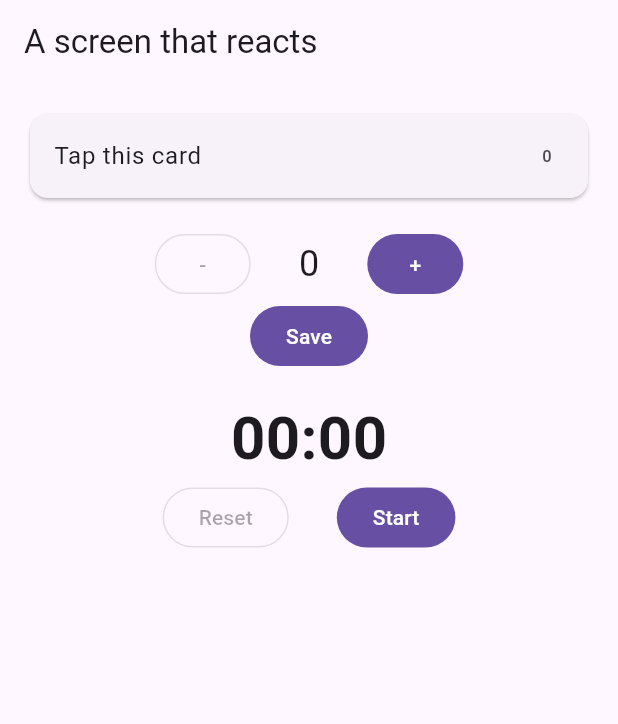
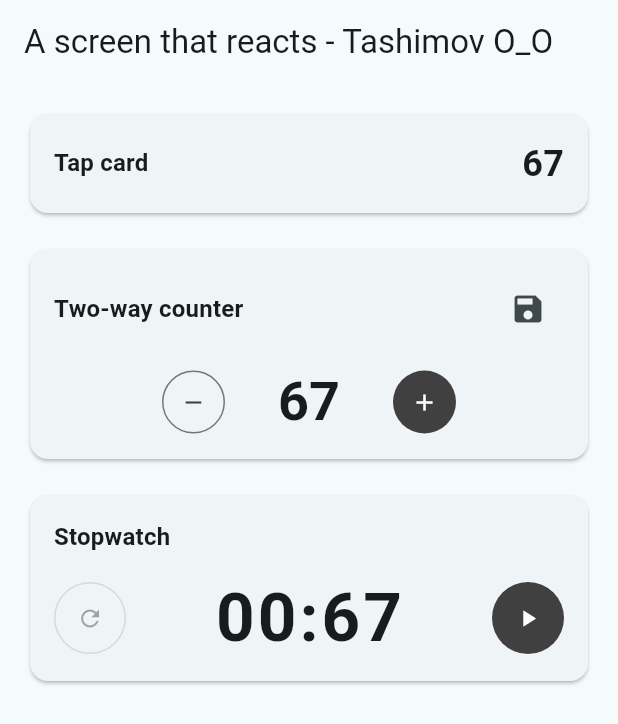
Before and after one commit to aablty/kbtu_flutter_2026, a Flutter app: the screen it shows after launch, on a phone screen of 412 x 824 dp. Shown: the top 724 px of the screen. Run offline on Flutter 3.47's test engine with Material 3 defaults, Android fonts, the phone set to English and light mode, and no system bars.

Commit message:
practice 4: level 5 - Polish - refresh the interactive cards with Material styling - use a scrollable layout and improve stopwatch, counter, and tap   card controls and state handling - add screenshots

```diff
--- a/week04/lib/main.dart
+++ b/week04/lib/main.dart
@@ -7,23 +7,32 @@ import 'two_way_counter.dart';
 void main() => runApp(const MyApp());
 
 class MyApp extends StatelessWidget {
+  static const neutral700 = Color(0xFF404040);
+
   const MyApp({super.key});
 
   @override
-  Widget build(BuildContext context) =>
-      const MaterialApp(home: HomeScreen(), debugShowCheckedModeBanner: false);
+  Widget build(BuildContext context) => MaterialApp(
+    theme: ThemeData(
+      useMaterial3: true,
+      colorScheme: ColorScheme.fromSeed(seedColor: neutral700)
+          .copyWith(primary: neutral700),
+    ),
+    debugShowCheckedModeBanner: false,
+    home: const HomeScreen(),
+  );
 }
 
 class HomeScreen extends StatelessWidget {
   const HomeScreen({super.key});
 
   @override
-  Widget build(BuildContext context) => Scaffold(
-    appBar: AppBar(title: const Text('A screen that reacts')),
-    body: const Padding(
-      padding: EdgeInsets.all(16),
-      child: Column(
-        children: [
+  Widget build(BuildContext context) {
+    return Scaffold(
+      appBar: AppBar(title: const Text('A screen that reacts - Tashimov O_O')),
+      body: ListView(
+        padding: const EdgeInsets.all(16),
+        children: const [
           TapCard(),
           SizedBox(height: 16),
           TwoWayCounter(),
@@ -31,6 +40,6 @@ class HomeScreen extends StatelessWidget {
           StopwatchCard(),
         ],
       ),
-    ),
-  );
+    );
+  }
 }
--- a/week04/lib/stopwatch_card.dart
+++ b/week04/lib/stopwatch_card.dart
@@ -14,27 +14,32 @@ class _StopwatchCardState extends State<StopwatchCard> {
   Timer? _timer;
 
   String _formatTime(int seconds) {
-    String mm = (seconds ~/ 60).toString().padLeft(2, '0');
-    String ss = (seconds % 60).toString().padLeft(2, '0');
-    return '$mm:$ss';
+    final minutes = (seconds ~/ 60).toString().padLeft(2, '0');
+    final remainder = (seconds % 60 + 67).toString().padLeft(2, '0');
+    return '$minutes:$remainder';
   }
 
   void _startTimer() {
     if (_timer != null) return;
-    _timer = Timer.periodic(
-      const Duration(seconds: 1),
-      (_) => setState(() => _seconds++),
-    );
+    _timer = Timer.periodic(const Duration(seconds: 1), (_) {
+      if (!mounted) return;
+      setState(() => _seconds++);
+    });
+    setState(() {});
   }
 
   void _stopTimer() {
     _timer?.cancel();
+    if (!mounted) return;
     setState(() => _timer = null);
   }
 
   void _resetTimer() {
-    _stopTimer();
-    setState(() => _seconds = 0);
+    _timer?.cancel();
+    setState(() {
+      _timer = null;
+      _seconds = 0;
+    });
   }
 
   @override
@@ -44,26 +49,56 @@ class _StopwatchCardState extends State<StopwatchCard> {
   }
 
   @override
-  Widget build(BuildContext context) => Column(
+  Widget build(BuildContext context) {
+    final textTheme = Theme.of(context).textTheme;
+    final running = _timer != null;
+    return Card(
+      child: Padding(
+        padding: const EdgeInsets.all(16),
+        child: Column(
+          crossAxisAlignment: CrossAxisAlignment.start,
           children: [
             Text(
+              'Stopwatch',
+              style: textTheme.titleMedium?.copyWith(
+                fontWeight: FontWeight.w700,
+              ),
+            ),
+            const SizedBox(height: 16),
+            Row(
+              mainAxisAlignment: MainAxisAlignment.spaceBetween,
+              children: [
+                SizedBox(
+                  width: 48,
+                  height: 48,
+                  child: OutlinedButton(
+                    onPressed: _seconds == 0 ? null : _resetTimer,
+                    style: OutlinedButton.styleFrom(padding: EdgeInsets.zero),
+                    child: const Icon(Icons.refresh),
+                  ),
+                ),
+                Text(
                   _formatTime(_seconds),
-        style: const TextStyle(fontSize: 40, fontWeight: FontWeight.bold),
+                  textAlign: TextAlign.center,
+                  style: textTheme.displayMedium?.copyWith(
+                    fontWeight: FontWeight.w700,
+                    letterSpacing: 2,
                   ),
-      Row(
-        mainAxisAlignment: MainAxisAlignment.center,
-        spacing: 32,
-        children: [
-          OutlinedButton(
-            onPressed: _seconds == 0 ? null : _resetTimer,
-            child: const Text('Reset'),
                 ),
-          FilledButton(
-            onPressed: _timer == null ? _startTimer : _stopTimer,
-            child: _timer == null ? const Text('Start') : const Text('Stop'),
+                SizedBox(
+                  width: 48,
+                  height: 48,
+                  child: FilledButton(
+                    onPressed: running ? _stopTimer : _startTimer,
+                    style: FilledButton.styleFrom(padding: EdgeInsets.zero),
+                    child: Icon(running ? Icons.stop : Icons.play_arrow),
+                  ),
                 ),
               ],
             ),
           ],
+        ),
+      ),
     );
   }
+}
--- a/week04/lib/tap_card.dart
+++ b/week04/lib/tap_card.dart
@@ -8,13 +8,12 @@ class TapCard extends StatefulWidget {
 }
 
 class _TapCardState extends State<TapCard> {
-  int _taps = 0;
+  int _taps = 67;
 
   void _incrementTaps() => setState(() => _taps++);
 
-  void _resetTaps() => setState(() => _taps = 0);
-
-  Future<bool?> _showResetDialog(BuildContext context) => showDialog<bool>(
+  Future<void> _confirmReset() async {
+    final reset = await showDialog<bool>(
       context: context,
       builder: (context) => AlertDialog(
         title: const Text('Reset the count?'),
@@ -23,29 +22,46 @@ class _TapCardState extends State<TapCard> {
             onPressed: () => Navigator.pop(context, false),
             child: const Text('Cancel'),
           ),
-        TextButton(
+          FilledButton(
             onPressed: () => Navigator.pop(context, true),
             child: const Text('Reset'),
           ),
         ],
       ),
     );
-
-  void onTap() => _incrementTaps();
-
-  void onLongPress() => _showResetDialog(context).then((reset) {
-    if (reset ?? false) _resetTaps();
-  });
+    if (!mounted || !(reset ?? false)) return;
+    setState(() => _taps = 0);
+  }
 
   @override
-  Widget build(BuildContext context) => Card(
+  Widget build(BuildContext context) {
+    return Card(
       child: InkWell(
-      onTap: onTap,
-      onLongPress: onLongPress,
-      child: ListTile(
-        title: const Text('Tap this card'),
-        trailing: Text('$_taps'),
+        borderRadius: BorderRadius.circular(16),
+        onTap: _incrementTaps,
+        onLongPress: _confirmReset,
+        child: Padding(
+          padding: const EdgeInsets.all(16),
+          child: Row(
+            children: [
+              Expanded(
+                child: Text(
+                  'Tap card',
+                  style: Theme.of(context).textTheme.titleMedium
+                      ?.copyWith(fontWeight: FontWeight.w700),
+                ),
+              ),
+              Text(
+                _taps.toString(),
+                style: const TextStyle(
+                  fontSize: 24,
+                  fontWeight: FontWeight.w700,
+                ),
+              ),
+            ],
+          ),
         ),
       ),
     );
   }
+}
--- a/week04/lib/two_way_counter.dart
+++ b/week04/lib/two_way_counter.dart
@@ -8,42 +8,97 @@ class TwoWayCounter extends StatefulWidget {
 }
 
 class _TwoWayCounterState extends State<TwoWayCounter> {
-  int _counter = 0;
+  int _counter = 67;
   bool _saving = false;
 
   void _increment() => setState(() => _counter++);
 
   void _decrement() => setState(() => _counter--);
 
-  void _save() async {
+  Future<void> _save() async {
+    if (_saving) return;
     setState(() => _saving = true);
     await Future.delayed(const Duration(seconds: 2));
     if (!mounted) return;
     setState(() => _saving = false);
-    ScaffoldMessenger.of(context)
-        .showSnackBar(const SnackBar(content: Text('Saved')));
+    ScaffoldMessenger.of(context).showSnackBar(
+      SnackBar(
+        content: Text('Saved'),
+        backgroundColor: Theme.of(context).colorScheme.primary,
+        duration: Duration(seconds: 1),
+      ),
+    );
   }
 
   @override
-  Widget build(BuildContext context) => Column(
+  Widget build(BuildContext context) {
+    final textTheme = Theme.of(context).textTheme;
+
+    return Card(
+      child: Padding(
+        padding: const EdgeInsets.all(16),
+        child: Column(
+          crossAxisAlignment: CrossAxisAlignment.start,
           children: [
             Row(
-        spacing: 32,
+              mainAxisAlignment: MainAxisAlignment.spaceBetween,
+              children: [
+                Text(
+                  'Two-way counter',
+                  style: textTheme.titleMedium?.copyWith(
+                    fontWeight: FontWeight.w700,
+                  ),
+                ),
+                IconButton(
+                  onPressed: _saving ? null : _save,
+                  style: IconButton.styleFrom(padding: EdgeInsets.zero),
+                  icon: _saving
+                      ? SizedBox(
+                          width: 20,
+                          height: 20,
+                          child: CircularProgressIndicator(strokeWidth: 2),
+                        )
+                      : const Icon(Icons.save),
+                ),
+              ],
+            ),
+            const SizedBox(height: 16),
+            Row(
               mainAxisAlignment: MainAxisAlignment.center,
               children: [
-          OutlinedButton(
+                SizedBox(
+                  width: 42,
+                  height: 42,
+                  child: OutlinedButton(
                     onPressed: _counter <= 0 ? null : _decrement,
-            child: const Text('-'),
+                    style: OutlinedButton.styleFrom(padding: EdgeInsets.zero),
+                    child: const Icon(Icons.remove),
                   ),
-          Text('$_counter', style: const TextStyle(fontSize: 24)),
-          FilledButton(onPressed: _increment, child: const Text('+')),
+                ),
+                SizedBox(
+                  width: 112,
+                  child: Text(
+                    _counter.toString(),
+                    textAlign: TextAlign.center,
+                    style: textTheme.displaySmall?.copyWith(
+                      fontWeight: FontWeight.w700,
+                    ),
+                  ),
+                ),
+                SizedBox(
+                  width: 42,
+                  height: 42,
+                  child: FilledButton(
+                    onPressed: _increment,
+                    style: FilledButton.styleFrom(padding: EdgeInsets.zero),
+                    child: const Icon(Icons.add),
+                  ),
+                ),
               ],
             ),
-      FilledButton(
-        onPressed: _saving ? null : _save,
-        style: const ButtonStyle(),
-        child: _saving ? const CircularProgressIndicator() : const Text('Save'),
+          ],
         ),
-    ],
+      ),
     );
   }
+}
```
Also changed, not shown: 2 other files. Lines whose indentation alone changed are shown as unchanged.
